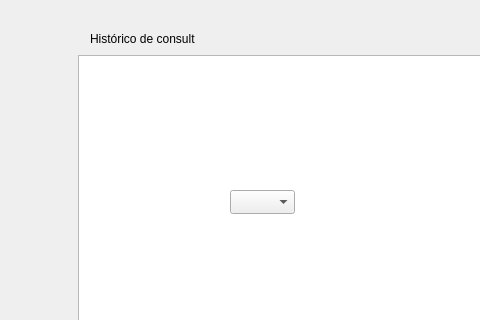
First picture: the form in CNPJ_Finder/historicwindow.ui, repository CaduBastos/cnpj_finder, before the edit; both pictures show x 0 to 480 and y 0 to 320 of the 752 by 679 pixel window.
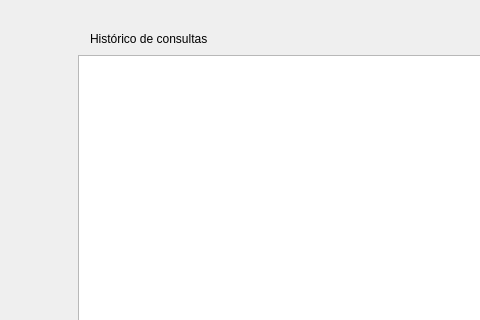
Second picture: the form after the edit.

Patch:
```diff
--- a/CNPJ_Finder/historicwindow.ui
+++ b/CNPJ_Finder/historicwindow.ui
@@ -74,17 +74,7 @@
     </rect>
    </property>
    <property name="text">
-    <string>Histórico de consult</string>
-   </property>
-  </widget>
-  <widget class="QComboBox" name="comboBox">
-   <property name="geometry">
-    <rect>
-     <x>230</x>
-     <y>190</y>
-     <width>65</width>
-     <height>24</height>
-    </rect>
+    <string>Histórico de consultas</string>
    </property>
   </widget>
  </widget>
```
